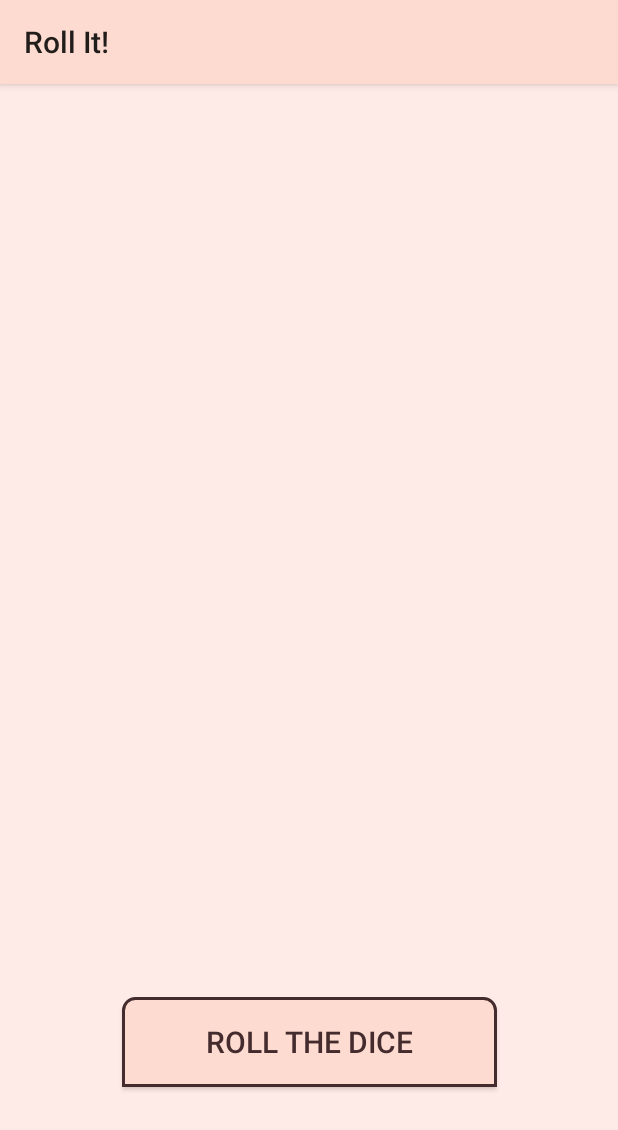
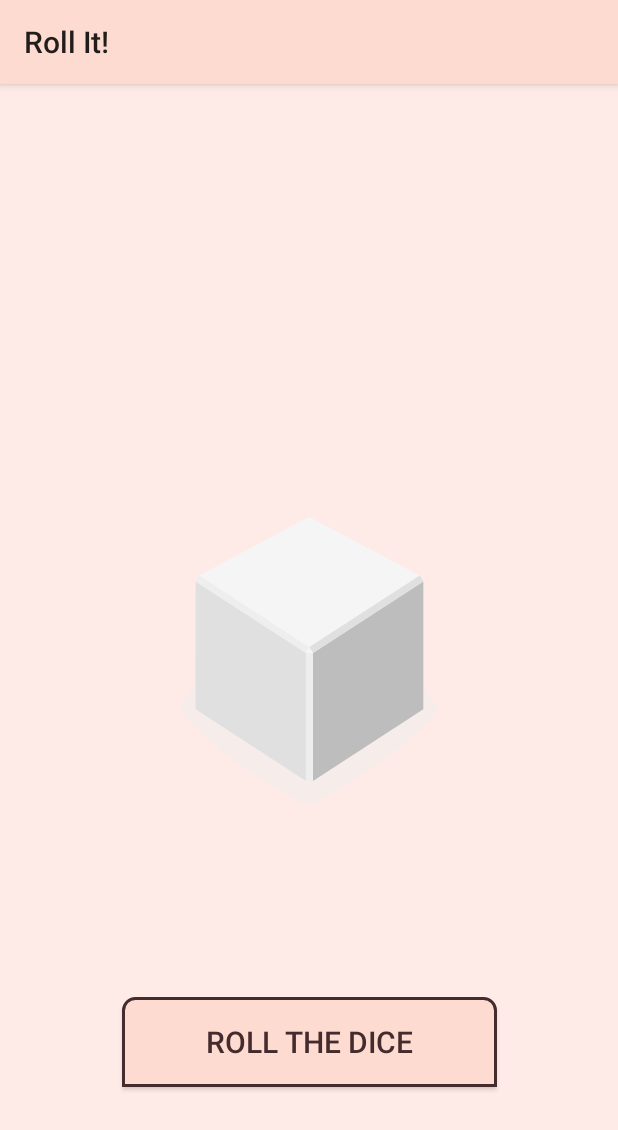
Before and after one commit to PAPERPANKS/RollIt_30DaysOfKotlin, an Android app: the screen it shows after launch (MainActivity), on a phone screen of 412 x 824 dp. Shown: the top 1130 px of the screen. Run offline under Robolectric (Android 15) with nearby library versions, the light colour scheme and no system bars.

Commit message:
updating dice images

```diff
--- a/app/src/main/res/drawable/dice_1.xml
+++ b/app/src/main/res/drawable/dice_1.xml
@@ -46,21 +46,21 @@
         android:fillColor="#f5f5f5"
         android:pathData="M400.14,464.73l-8.26,15.48l18.73,0l-10.47,-15.48z" />
     <path
-        android:fillColor="#78c257"
+        android:fillColor="#442C2E"
         android:pathData="M397.45,297.62a16.9,28.71 97.07,1 0,4.16 -33.54a16.9,28.71 97.07,1 0,-4.16 33.54z" />
     <path
-        android:fillColor="#78c257"
+        android:fillColor="#442C2E"
         android:pathData="M297.17,539.02a30.12,16.11 53.82,1 0,26.01 -19.02a30.12,16.11 53.82,1 0,-26.01 19.02z" />
     <path
-        android:fillColor="#78c257"
+        android:fillColor="#442C2E"
         android:pathData="M161.96,588.24a30.12,16.11 53.82,1 0,26.01 -19.02a30.12,16.11 53.82,1 0,-26.01 19.02z" />
     <path
-        android:fillColor="#78c257"
+        android:fillColor="#442C2E"
         android:pathData="M551.15,579.45a30.12,16.11 126.18,1 0,35.56 -48.62a30.12,16.11 126.18,1 0,-35.56 48.62z" />
     <path
-        android:fillColor="#78c257"
+        android:fillColor="#442C2E"
         android:pathData="M469.12,549.58a30.12,16.11 126.18,1 0,35.56 -48.62a30.12,16.11 126.18,1 0,-35.56 48.62z" />
     <path
-        android:fillColor="#78c257"
+        android:fillColor="#442C2E"
         android:pathData="M633.17,609.29a30.12,16.11 126.18,1 0,35.56 -48.62a30.12,16.11 126.18,1 0,-35.56 48.62z" />
 </vector>
--- a/app/src/main/res/drawable/dice_2.xml
+++ b/app/src/main/res/drawable/dice_2.xml
@@ -46,21 +46,21 @@
         android:fillColor="#f5f5f5"
         android:pathData="M400.14,464.73l-8.26,15.48l18.73,0l-10.47,-15.48z" />
     <path
-        android:fillColor="#78c257"
+        android:fillColor="#442C2E"
         android:pathData="M520.85,303.25a16.9,28.71 97.07,1 0,4.16 -33.54a16.9,28.71 97.07,1 0,-4.16 33.54z" />
     <path
-        android:fillColor="#78c257"
+        android:fillColor="#442C2E"
         android:pathData="M273.33,291.99a16.9,28.71 97.07,1 0,4.16 -33.54a16.9,28.71 97.07,1 0,-4.16 33.54z" />
     <path
-        android:fillColor="#78c257"
+        android:fillColor="#442C2E"
         android:pathData="M229.56,563.64a30.12,16.11 53.82,1 0,26.01 -19.02a30.12,16.11 53.82,1 0,-26.01 19.02z" />
     <path
-        android:fillColor="#78c257"
+        android:fillColor="#442C2E"
         android:pathData="M311.58,533.77a30.12,16.11 53.82,1 0,26.01 -19.02a30.12,16.11 53.82,1 0,-26.01 19.02z" />
     <path
-        android:fillColor="#78c257"
+        android:fillColor="#442C2E"
         android:pathData="M147.54,593.49a30.12,16.11 53.82,1 0,26.01 -19.02a30.12,16.11 53.82,1 0,-26.01 19.02z" />
     <path
-        android:fillColor="#78c257"
+        android:fillColor="#442C2E"
         android:pathData="M551.15,579.45a30.12,16.11 126.18,1 0,35.56 -48.62a30.12,16.11 126.18,1 0,-35.56 48.62z" />
 </vector>
--- a/app/src/main/res/drawable/dice_3.xml
+++ b/app/src/main/res/drawable/dice_3.xml
@@ -46,21 +46,21 @@
         android:fillColor="#f5f5f5"
         android:pathData="M400.14,464.73l-8.26,15.48l18.73,0l-10.47,-15.48z" />
     <path
-        android:fillColor="#78c257"
+        android:fillColor="#442C2E"
         android:pathData="M398.11,297.62a16.9,28.71 97.07,1 0,4.16 -33.54a16.9,28.71 97.07,1 0,-4.16 33.54z" />
     <path
-        android:fillColor="#78c257"
+        android:fillColor="#442C2E"
         android:pathData="M548.27,304.46a16.9,28.71 97.07,1 0,4.16 -33.54a16.9,28.71 97.07,1 0,-4.16 33.54z" />
     <path
-        android:fillColor="#78c257"
+        android:fillColor="#442C2E"
         android:pathData="M247.95,290.79a16.9,28.71 97.07,1 0,4.16 -33.54a16.9,28.71 97.07,1 0,-4.16 33.54z" />
     <path
-        android:fillColor="#78c257"
+        android:fillColor="#442C2E"
         android:pathData="M229.56,563.64a30.12,16.11 53.82,1 0,26.01 -19.02a30.12,16.11 53.82,1 0,-26.01 19.02z" />
     <path
-        android:fillColor="#78c257"
+        android:fillColor="#442C2E"
         android:pathData="M483.54,554.83a30.12,16.11 126.18,1 0,35.56 -48.62a30.12,16.11 126.18,1 0,-35.56 48.62z" />
     <path
-        android:fillColor="#78c257"
+        android:fillColor="#442C2E"
         android:pathData="M618.75,604.04a30.12,16.11 126.18,1 0,35.56 -48.62a30.12,16.11 126.18,1 0,-35.56 48.62z" />
 </vector>
--- a/app/src/main/res/drawable/dice_4.xml
+++ b/app/src/main/res/drawable/dice_4.xml
@@ -46,24 +46,24 @@
         android:fillColor="#f5f5f5"
         android:pathData="M400.14,464.73l-8.26,15.48l18.73,0l-10.47,-15.48z" />
     <path
-        android:fillColor="#78c257"
+        android:fillColor="#442C2E"
         android:pathData="M530.08,303.65a16.9,28.71 97.07,1 0,4.16 -33.54a16.9,28.71 97.07,1 0,-4.16 33.54z" />
     <path
-        android:fillColor="#78c257"
+        android:fillColor="#442C2E"
         android:pathData="M389.68,218.17a16.9,28.71 97.07,1 0,4.16 -33.54a16.9,28.71 97.07,1 0,-4.16 33.54z" />
     <path
-        android:fillColor="#78c257"
+        android:fillColor="#442C2E"
         android:pathData="M405.35,377.09a16.9,28.71 97.07,1 0,4.16 -33.54a16.9,28.71 97.07,1 0,-4.16 33.54z" />
     <path
-        android:fillColor="#78c257"
+        android:fillColor="#442C2E"
         android:pathData="M264.95,291.6a16.9,28.71 97.07,1 0,4.16 -33.54a16.9,28.71 97.07,1 0,-4.16 33.54z" />
     <path
-        android:fillColor="#78c257"
+        android:fillColor="#442C2E"
         android:pathData="M297.17,541.59a30.12,16.11 53.82,1 0,26.01 -19.02a30.12,16.11 53.82,1 0,-26.01 19.02z" />
     <path
-        android:fillColor="#78c257"
+        android:fillColor="#442C2E"
         android:pathData="M161.96,590.81a30.12,16.11 53.82,1 0,26.01 -19.02a30.12,16.11 53.82,1 0,-26.01 19.02z" />
     <path
-        android:fillColor="#78c257"
+        android:fillColor="#442C2E"
         android:pathData="M551.15,579.45a30.12,16.11 126.18,1 0,35.56 -48.62a30.12,16.11 126.18,1 0,-35.56 48.62z" />
 </vector>
--- a/app/src/main/res/drawable/dice_5.xml
+++ b/app/src/main/res/drawable/dice_5.xml
@@ -46,30 +46,30 @@
         android:fillColor="#f5f5f5"
         android:pathData="M400.14,464.73l-8.26,15.48l18.73,0l-10.47,-15.48z" />
     <path
-        android:fillColor="#78c257"
+        android:fillColor="#442C2E"
         android:pathData="M397.05,297.63a16.9,28.71 97.07,1 0,4.16 -33.54a16.9,28.71 97.07,1 0,-4.16 33.54z" />
     <path
-        android:fillColor="#78c257"
+        android:fillColor="#442C2E"
         android:pathData="M547.21,304.45a16.9,28.71 97.07,1 0,4.16 -33.54a16.9,28.71 97.07,1 0,-4.16 33.54z" />
     <path
-        android:fillColor="#78c257"
+        android:fillColor="#442C2E"
         android:pathData="M388.17,207.62a16.9,28.71 97.07,1 0,4.16 -33.54a16.9,28.71 97.07,1 0,-4.16 33.54z" />
     <path
-        android:fillColor="#78c257"
+        android:fillColor="#442C2E"
         android:pathData="M405.93,387.62a16.9,28.71 97.07,1 0,4.16 -33.54a16.9,28.71 97.07,1 0,-4.16 33.54z" />
     <path
-        android:fillColor="#78c257"
+        android:fillColor="#442C2E"
         android:pathData="M246.89,290.79a16.9,28.71 97.07,1 0,4.16 -33.54a16.9,28.71 97.07,1 0,-4.16 33.54z" />
     <path
-        android:fillColor="#78c257"
+        android:fillColor="#442C2E"
         android:pathData="M229.56,563.64a30.12,16.11 53.82,1 0,26.01 -19.02a30.12,16.11 53.82,1 0,-26.01 19.02z" />
     <path
-        android:fillColor="#78c257"
+        android:fillColor="#442C2E"
         android:pathData="M551.15,579.45a30.12,16.11 126.18,1 0,35.56 -48.62a30.12,16.11 126.18,1 0,-35.56 48.62z" />
     <path
-        android:fillColor="#78c257"
+        android:fillColor="#442C2E"
         android:pathData="M469.12,549.58a30.12,16.11 126.18,1 0,35.56 -48.62a30.12,16.11 126.18,1 0,-35.56 48.62z" />
     <path
-        android:fillColor="#78c257"
+        android:fillColor="#442C2E"
         android:pathData="M633.17,609.29a30.12,16.11 126.18,1 0,35.56 -48.62a30.12,16.11 126.18,1 0,-35.56 48.62z" />
 </vector>
--- a/app/src/main/res/drawable/dice_6.xml
+++ b/app/src/main/res/drawable/dice_6.xml
@@ -46,36 +46,36 @@
         android:fillColor="#f5f5f5"
         android:pathData="M400.14,464.73l-8.26,15.48l18.73,0l-10.47,-15.48z" />
     <path
-        android:fillColor="#78c257"
+        android:fillColor="#442C2E"
         android:pathData="M326.53,254.89a16.9,28.71 97.07,1 0,4.16 -33.54a16.9,28.71 97.07,1 0,-4.16 33.54z" />
     <path
-        android:fillColor="#78c257"
+        android:fillColor="#442C2E"
         android:pathData="M537.57,298.78a16.9,28.71 97.07,1 0,4.16 -33.54a16.9,28.71 97.07,1 0,-4.16 33.54z" />
     <path
-        android:fillColor="#78c257"
+        android:fillColor="#442C2E"
         android:pathData="M397.17,213.3a16.9,28.71 97.07,1 0,4.16 -33.54a16.9,28.71 97.07,1 0,-4.16 33.54z" />
     <path
-        android:fillColor="#78c257"
+        android:fillColor="#442C2E"
         android:pathData="M396.31,381.95a16.9,28.71 97.07,1 0,4.16 -33.54a16.9,28.71 97.07,1 0,-4.16 33.54z" />
     <path
-        android:fillColor="#78c257"
+        android:fillColor="#442C2E"
         android:pathData="M255.91,296.47a16.9,28.71 97.07,1 0,4.16 -33.54a16.9,28.71 97.07,1 0,-4.16 33.54z" />
     <path
-        android:fillColor="#78c257"
+        android:fillColor="#442C2E"
         android:pathData="M466.93,340.37a16.9,28.71 97.07,1 0,4.16 -33.54a16.9,28.71 97.07,1 0,-4.16 33.54z" />
     <path
-        android:fillColor="#78c257"
+        android:fillColor="#442C2E"
         android:pathData="M230,563.64a30.12,16.11 53.82,1 0,26.01 -19.02a30.12,16.11 53.82,1 0,-26.01 19.02z" />
     <path
-        android:fillColor="#78c257"
+        android:fillColor="#442C2E"
         android:pathData="M312.02,533.78a30.12,16.11 53.82,1 0,26.01 -19.02a30.12,16.11 53.82,1 0,-26.01 19.02z" />
     <path
-        android:fillColor="#78c257"
+        android:fillColor="#442C2E"
         android:pathData="M147.96,593.48a30.12,16.11 53.82,1 0,26.01 -19.02a30.12,16.11 53.82,1 0,-26.01 19.02z" />
     <path
-        android:fillColor="#78c257"
+        android:fillColor="#442C2E"
         android:pathData="M483.54,554.83a30.12,16.11 126.18,1 0,35.56 -48.62a30.12,16.11 126.18,1 0,-35.56 48.62z" />
     <path
-        android:fillColor="#78c257"
+        android:fillColor="#442C2E"
         android:pathData="M618.75,604.04a30.12,16.11 126.18,1 0,35.56 -48.62a30.12,16.11 126.18,1 0,-35.56 48.62z" />
 </vector>
--- a/app/src/main/res/drawable/empty_dice.xml
+++ b/app/src/main/res/drawable/empty_dice.xml
@@ -19,9 +19,30 @@
     android:height="250dp"
     android:viewportWidth="800"
     android:viewportHeight="1000">
-
+     <path
+        android:fillAlpha="0.5"
+        android:fillColor="#eee"
+        android:pathData="M740.8,635.42c-68.27,90.47 -249.77,201.76 -316,240.63a50.7,50.7 0,0 1,-49.93 0.81c-64.19,-35 -234.09,-133.88 -315.65,-242a14.69,14.69 0,0 1,-0.12 -17.49c77.58,-106.29 159.67,-258.89 341.06,-258.89 182,0 242.19,139.08 340.27,258.88A14.62,14.62 0,0 1,740.8 635.42Z"
+        android:strokeAlpha="0.5" />
     <path
-        android:fillColor="#00000000"
-        android:pathData="M0,0l0,0z" />
-
+        android:fillColor="#bdbdbd"
+        android:pathData="M704.9,630l-294.29,191.06l0,-340.85l294.29,-191.06l0,340.85z" />
+    <path
+        android:fillColor="#e0e0e0"
+        android:pathData="M97.59,630l294.29,191.06l0,-340.85l-294.29,-191.06l0,340.85z" />
+    <path
+        android:fillColor="#f5f5f5"
+        android:pathData="M400.14,464.73l-293.19,-191.45l293.19,-156.31l295.39,156.31l-295.39,191.45z" />
+    <path
+        android:fillColor="#eee"
+        android:pathData="M106.95,273.28l-9.36,15.87l294.29,191.06l8.26,-15.48l-293.19,-191.45z" />
+    <path
+        android:fillColor="#e0e0e0"
+        android:pathData="M695.53,273.28l9.37,15.87l-294.29,191.06l-10.47,-15.48l295.39,-191.45z" />
+    <path
+        android:fillColor="#eee"
+        android:pathData="M391.88,480.21h18.73v340.85h-18.73z" />
+    <path
+        android:fillColor="#f5f5f5"
+        android:pathData="M400.14,464.73l-8.26,15.48l18.73,0l-10.47,-15.48z" />
 </vector>
```
